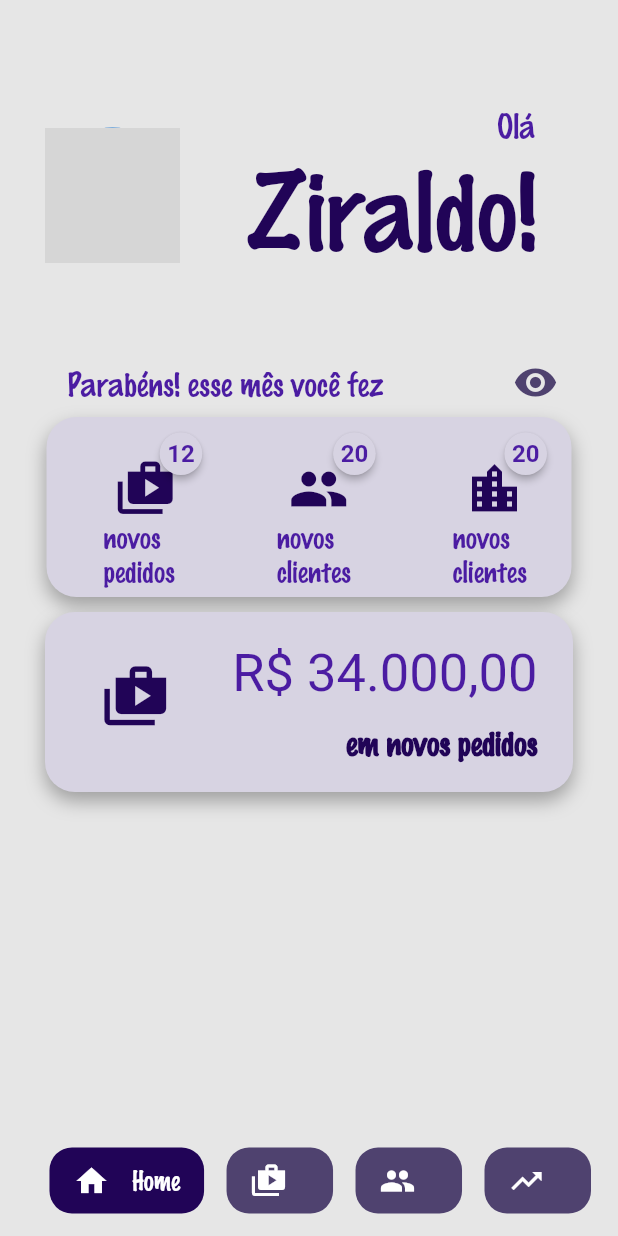
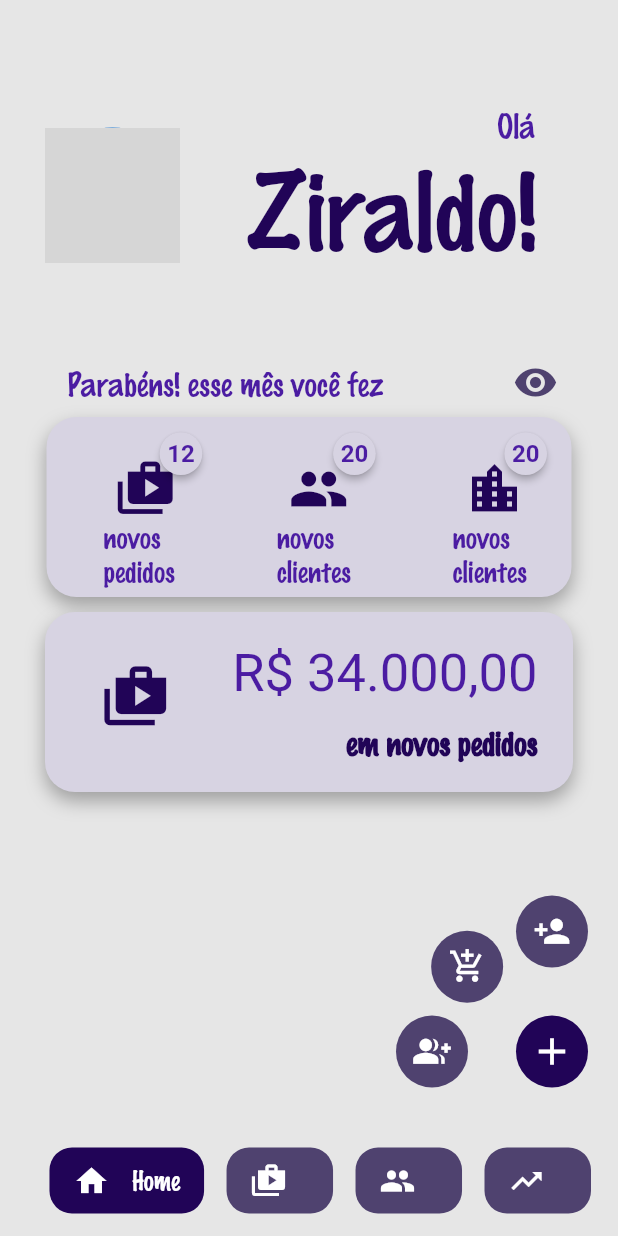
Before and after one commit to junior-ux/desafio-UI, a Flutter app: the screen it shows after launch, on a phone screen of 412 x 824 dp. Run offline on Flutter 3.47's test engine with Material 2 defaults, Android fonts, the phone set to English and light mode, and no system bars; drawn by our look-alikes of badges; our stand-ins replace google_fonts; network calls fail; grey boxes are pictures that could not be loaded.

Commit message:
Botão FAB

```diff
--- /dev/null
+++ b/lib/components/FabButton.dart
@@ -0,0 +1,28 @@
+import 'package:flutter/material.dart';
+
+class FabButton extends StatelessWidget {
+  final double width;
+  final double heigth;
+  final Color color;
+  final Icon icon;
+
+  final Function onClick;
+
+  FabButton(
+      {required this.width,
+      required this.heigth,
+      required this.color,
+      required this.icon,
+      required this.onClick});
+
+  @override
+  Widget build(BuildContext context) {
+    return Container(
+        decoration: BoxDecoration(color: color, shape: BoxShape.circle),
+        child: IconButton(
+          icon: icon,
+          enableFeedback: true,
+          onPressed: onClick(),
+        ));
+  }
+}
--- a/lib/screens/input_page.dart
+++ b/lib/screens/input_page.dart
@@ -1,7 +1,10 @@
+import 'dart:math';
+
 import 'package:flutter/material.dart';
 import 'package:google_fonts/google_fonts.dart';
 import 'package:badges/badges.dart';
 import 'package:desafio_ui/components/constants.dart';
+import 'package:desafio_ui/components/FabButton.dart';
 
 class MyHomePage extends StatefulWidget {
   MyHomePage({
@@ -14,8 +17,25 @@ class MyHomePage extends StatefulWidget {
   _MyHomePageState createState() => _MyHomePageState();
 }
 
-class _MyHomePageState extends State<MyHomePage> {
+class _MyHomePageState extends State<MyHomePage>
+    with SingleTickerProviderStateMixin {
+  late AnimationController _animationController;
+  late Animation _animation;
   int _mudabag = 0;
+
+  @override
+  void initState() {
+    _animationController =
+        AnimationController(vsync: this, duration: Duration(milliseconds: 200));
+    _animation = Tween(begin: 0.0, end: 1.0).animate(_animationController);
+    super.initState();
+
+    _animationController.addListener(() {
+      setState(
+        () {},
+      );
+    });
+  }
 
   @override
   Widget build(BuildContext context) {
@@ -32,8 +52,80 @@ class _MyHomePageState extends State<MyHomePage> {
             _ContainerIcones(),
             //container valor de pedidos
             _ContainerValor(),
-
             Spacer(),
+            Container(
+              height: 150,
+              width: 150,
+              child: Stack(
+                children: [
+                  Positioned(
+                    right: 20,
+                    bottom: 30,
+                    child: Stack(
+                      children: [
+                        //representantes
+                        Transform.translate(
+                          offset: Offset.fromDirection(3 * pi / 2, 80),
+                          child: FabButton(
+                            width: 40,
+                            heigth: 40,
+                            color: kCorSecundaria,
+                            icon: Icon(
+                              Icons.person_add,
+                              size: 25,
+                              color: Colors.white,
+                            ),
+                            onClick: () {},
+                          ),
+                        ),
+                        //pedidos
+                        Transform.translate(
+                          offset: Offset.fromDirection(5 * pi / 4, 80),
+                          child: FabButton(
+                            width: 40,
+                            heigth: 40,
+                            color: kCorSecundaria,
+                            icon: Icon(
+                              Icons.add_shopping_cart,
+                              size: 25,
+                              color: Colors.white,
+                            ),
+                            onClick: () {},
+                          ),
+                        ),
+                        //clientes
+                        Transform.translate(
+                          offset: Offset.fromDirection(pi, 80),
+                          child: FabButton(
+                            width: 40,
+                            heigth: 40,
+                            color: kCorSecundaria,
+                            icon: Icon(
+                              Icons.group_add,
+                              size: 25,
+                              color: Colors.white,
+                            ),
+                            onClick: () {},
+                          ),
+                        ),
+                        //FAB
+                        FabButton(
+                          width: 80,
+                          heigth: 80,
+                          color: kCorPrimaria,
+                          icon: Icon(
+                            Icons.add,
+                            size: 30,
+                            color: Colors.white,
+                          ),
+                          onClick: () {},
+                        ),
+                      ],
+                    ),
+                  ),
+                ],
+              ),
+            ),
 
             Padding(
               padding: EdgeInsets.only(
```
Also changed, not shown: lib/screens/input_page_dark.dart (added).
